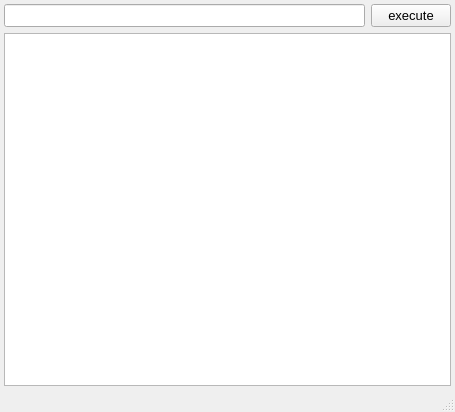
NeutrinoToolkit/Neutrino, file plugins/JavaScript/JavaScript.ui: the form before one commit.
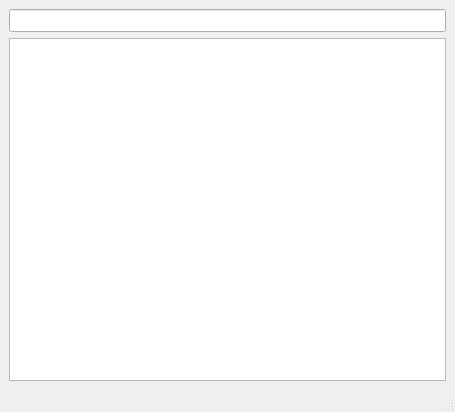
The form after the commit.

```diff
--- a/plugins/JavaScript/JavaScript.ui
+++ b/plugins/JavaScript/JavaScript.ui
@@ -23,41 +23,20 @@
    <bool>true</bool>
   </property>
   <widget class="QWidget" name="centralwidget">
-   <layout class="QGridLayout" name="gridLayout">
-    <property name="leftMargin">
-     <number>4</number>
-    </property>
-    <property name="topMargin">
-     <number>4</number>
-    </property>
-    <property name="rightMargin">
-     <number>4</number>
-    </property>
-    <property name="bottomMargin">
-     <number>4</number>
-    </property>
-    <item row="0" column="0">
+   <layout class="QVBoxLayout" name="verticalLayout">
+    <item>
      <widget class="QLineEdit" name="command">
       <property name="font">
        <font>
         <pointsize>10</pointsize>
        </font>
       </property>
-     </widget>
-    </item>
-    <item row="0" column="1">
-     <widget class="QPushButton" name="execute">
-      <property name="font">
-       <font>
-        <pointsize>10</pointsize>
-       </font>
+      <property name="neutrinoSave" stdset="0">
+       <bool>true</bool>
       </property>
-      <property name="text">
-       <string>execute</string>
-      </property>
      </widget>
     </item>
-    <item row="1" column="0" colspan="2">
+    <item>
      <widget class="QPlainTextEdit" name="output">
       <property name="font">
        <font>
```
